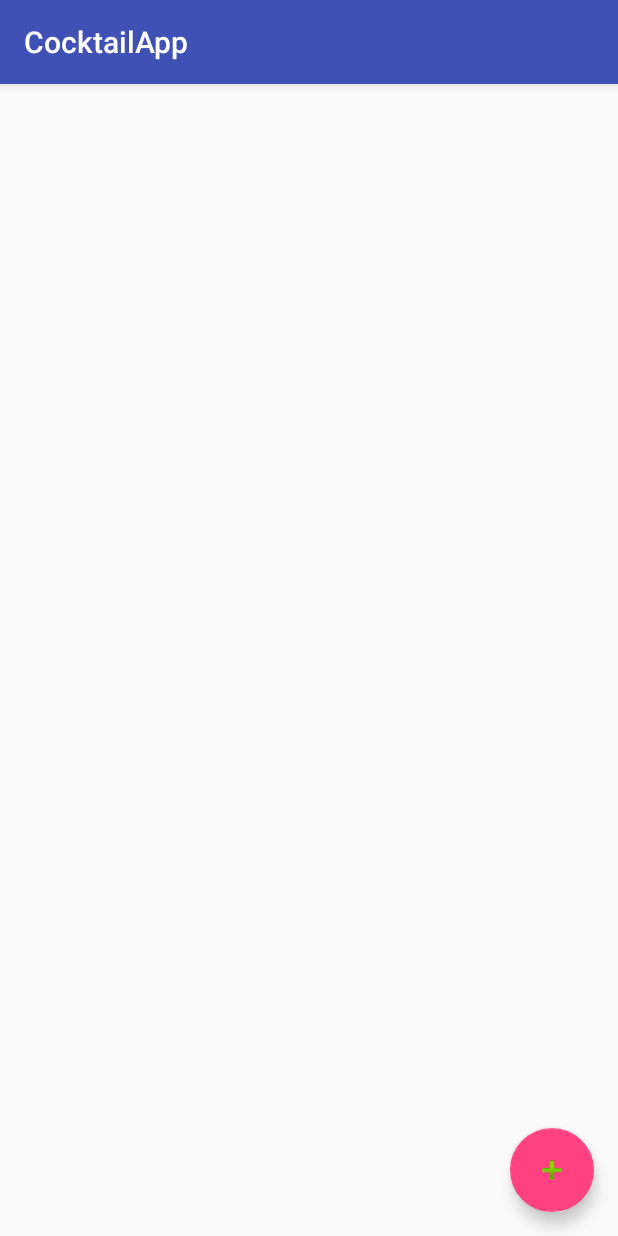
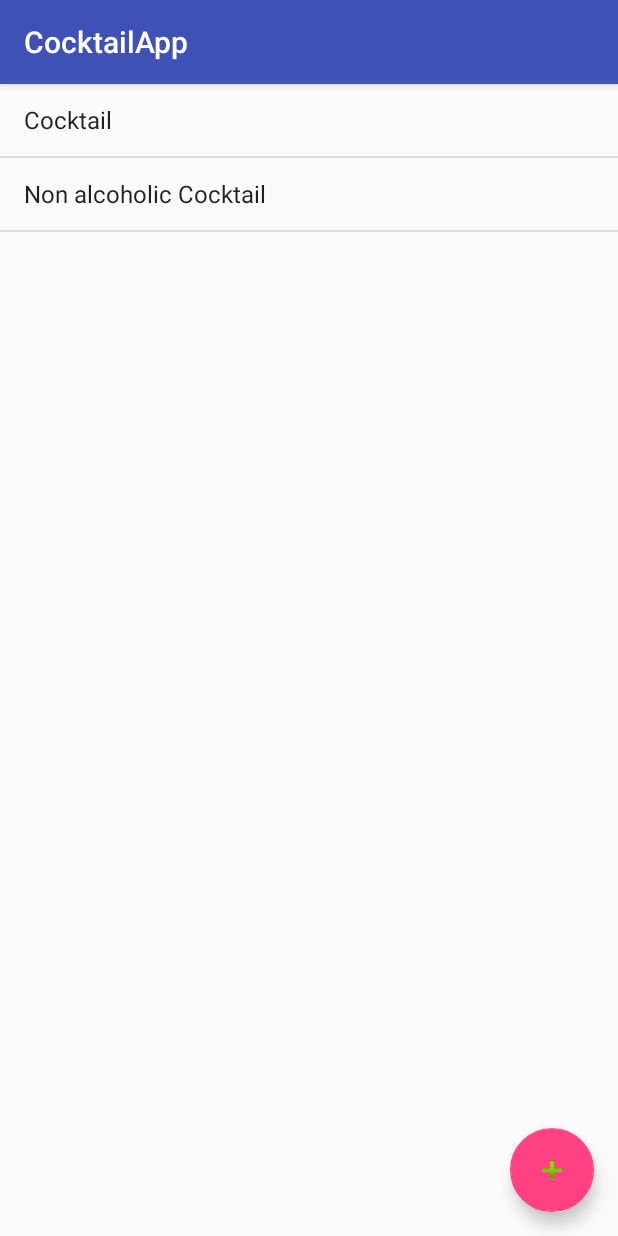
Before and after one commit to atsza/MobilLabor, an Android app: the screen it shows after launch (MainActivity), on a phone screen of 412 x 824 dp. Run offline under Robolectric (Android 15) with nearby library versions, the phone set to English and light mode, and no system bars; libraries missing offline, so code that uses them is left out: com.orm, com.orm.dsl.

Commit message:
Some changes and basic ui

```diff
--- a/app/src/main/AndroidManifest.xml
+++ b/app/src/main/AndroidManifest.xml
@@ -19,6 +19,11 @@
                 <category android:name="android.intent.category.LAUNCHER" />
             </intent-filter>
         </activity>
+        <activity
+            android:name=".ui.details.DetailsActivity"
+            android:label="@string/app_name"
+            android:theme="@style/AppTheme.NoActionBar">
+        </activity>
     </application>
 
 </manifest>
--- a/app/src/main/java/com/example/ati/laborapp/interactor/InteractorModule.java
+++ b/app/src/main/java/com/example/ati/laborapp/interactor/InteractorModule.java
@@ -7,7 +7,7 @@ import com.example.ati.laborapp.interactor.cocktails.CocktailsInteractor;
 @Module
 public class InteractorModule {
     @Provides
-    public CocktailsInteractor provideArtistsInteractor() {
+    public CocktailsInteractor provideCocktailsInteractor() {
         return new CocktailsInteractor();
     }
 }
--- a/app/src/main/java/com/example/ati/laborapp/ui/main/MainActivity.java
+++ b/app/src/main/java/com/example/ati/laborapp/ui/main/MainActivity.java
@@ -1,29 +1,45 @@
 package com.example.ati.laborapp.ui.main;
 
+import android.content.Context;
+import android.content.Intent;
 import android.os.Bundle;
 import android.support.design.widget.FloatingActionButton;
 import android.support.design.widget.Snackbar;
 import android.support.v7.app.AppCompatActivity;
+import android.support.v7.widget.RecyclerView;
 import android.support.v7.widget.Toolbar;
 import android.view.View;
+import android.widget.AdapterView;
+import android.widget.ArrayAdapter;
 import android.widget.EditText;
+import android.widget.ListView;
+import android.widget.Toast;
 
 import com.example.ati.laborapp.CocktailsApplication;
 import com.example.ati.laborapp.R;
+import com.example.ati.laborapp.model.Cocktail;
+import com.example.ati.laborapp.ui.details.DetailsActivity;
+
+import java.util.ArrayList;
 
 import javax.inject.Inject;
 
 public class MainActivity extends AppCompatActivity implements MainScreen {
 
-    @Inject
-    MainPresenter mainPresenter;
+    //@Inject
+    //MainPresenter mainPresenter;
+
+    private ListView listView;
+    ArrayAdapter<String> adapter;
+    ArrayList<Cocktail> cocktails;
 
     @Override
     protected void onCreate(Bundle savedInstanceState) {
+        final Context context = this;
         super.onCreate(savedInstanceState);
         setContentView(R.layout.activity_main);
 
-        CocktailsApplication.injector.inject(this);
+        //CocktailsApplication.injector.inject(this);
 
         Toolbar toolbar = (Toolbar) findViewById(R.id.toolbar);
         setSupportActionBar(toolbar);
@@ -36,18 +52,54 @@ public class MainActivity extends AppCompatActivity implements MainScreen {
                         .setAction("Action", null).show();
             }
         });
+
+        listView = (ListView) findViewById(R.id.cocktail_list);
+
+        cocktails = new ArrayList<Cocktail>();
+
+        Cocktail c1 = new Cocktail();
+        c1.setStrDrink("Cocktail");
+
+        Cocktail c2 = new Cocktail();
+        c2.setStrDrink("Non alcoholic Cocktail");
+
+        cocktails.add(c1);
+        cocktails.add(c2);
+
+        String[] listItems = new String[cocktails.size()];
+
+        for(int i = 0; i < cocktails.size(); i++){
+            Cocktail todo = cocktails.get(i);
+            listItems[i] = todo.getStrDrink();
+        }
+
+        adapter = new ArrayAdapter(this, android.R.layout.simple_list_item_1, listItems);
+        listView.setAdapter(adapter);
+
+        listView.setOnItemClickListener(new AdapterView.OnItemClickListener() {
+
+            public void onItemClick(AdapterView<?> parent, View view, int position, long id) {
+                int itemPos = position;
+                String value = (String) listView.getItemAtPosition(position);
+
+                Intent detailsIntent = new Intent(context, DetailsActivity.class);
+                startActivity(detailsIntent);
+            }
+        });
+
     }
+
 
     @Override
     protected void onStart() {
         super.onStart();
-        mainPresenter.attachScreen(this);
+        //mainPresenter.attachScreen(this);
     }
 
     @Override
     protected void onStop() {
         super.onStop();
-        mainPresenter.detachScreen();
+        //mainPresenter.detachScreen();
     }
 
 
```
Also changed, not shown: app/src/main/java/com/example/ati/laborapp/interactor/cocktails/CocktailsInteractor.java (+5 -8 lines), app/src/main/java/com/example/ati/laborapp/repository/Repository.java (+4 -4 lines), app/src/main/java/com/example/ati/laborapp/ui/details/DetailsActivity.java (+7 -3 lines), app/src/main/java/com/example/ati/laborapp/ui/main/MainPresenter.java (+26 -2 lines), app/src/main/res/layout/content_details.xml (added, +37 -0 lines).
